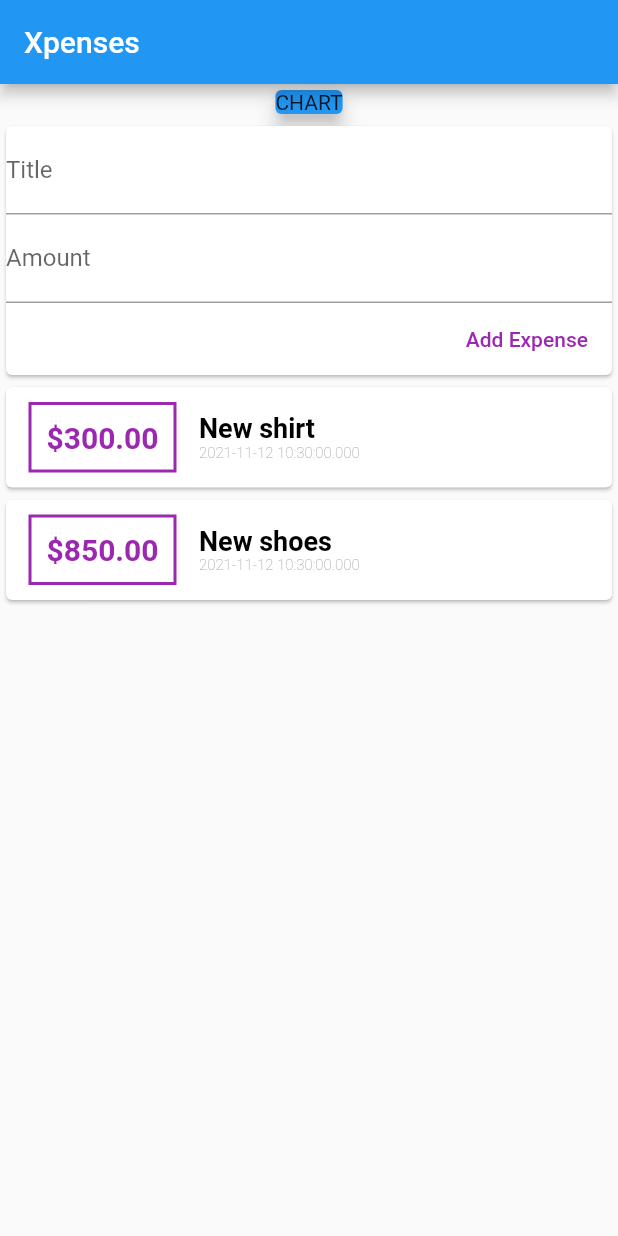
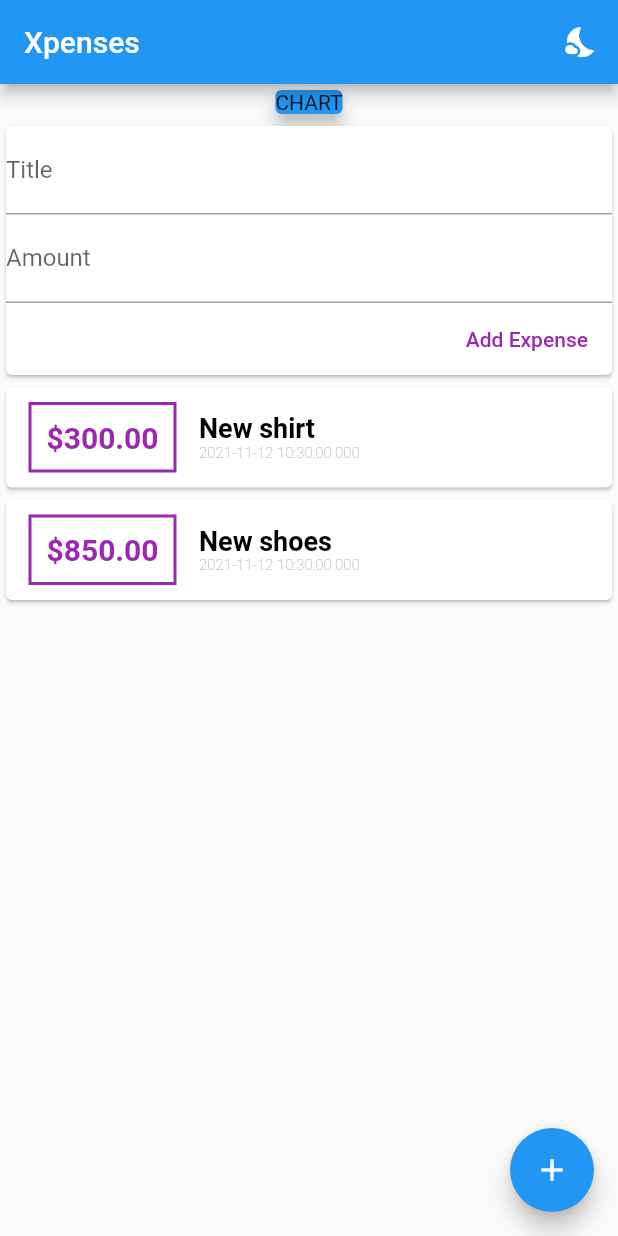
Before and after one commit to Dagi5/Xpenses, a Flutter app: the screen it shows after launch, on a phone screen of 412 x 824 dp. Run offline on Flutter 3.47's test engine with Material 2 defaults, Android fonts, the phone set to English and light mode, and no system bars.

Commit message:
added buttons
-added a light mode & dark mode option button
-added a +(plus) button to add new expenses

```diff
--- a/lib/main.dart
+++ b/lib/main.dart
@@ -21,6 +21,13 @@ class MyHomePage extends StatelessWidget {
     return Scaffold(
       appBar: AppBar(
         title: const Text("Xpenses"),
+        actions: <Widget>[
+          //light mode & dark mode button
+          IconButton(
+            icon: Icon(Icons.nights_stay_rounded),
+            onPressed: () {},
+          ),
+        ],
       ),
       body: SingleChildScrollView(
         child: Column(mainAxisAlignment: MainAxisAlignment.start,
@@ -40,6 +47,12 @@ class MyHomePage extends StatelessWidget {
               UserExpenses(),
             ]),
       ),
+      //add expense button
+      floatingActionButton: FloatingActionButton(
+        child: Icon(Icons.add),
+        onPressed: () {},
+      ),
+      floatingActionButtonLocation: FloatingActionButtonLocation.endFloat,
     );
   }
 }
```
